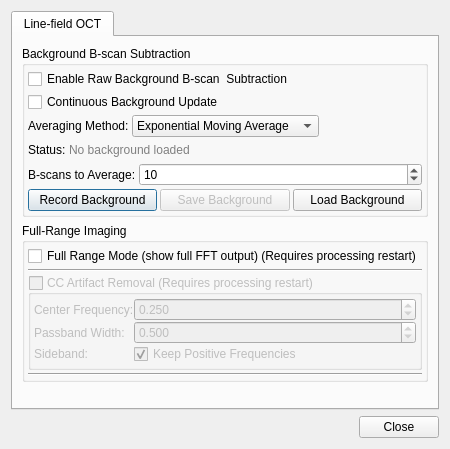
spectralcode/OCTproZ, file octproz_project/octproz/src/advancedsettingsdialog.ui: the form before one commit.
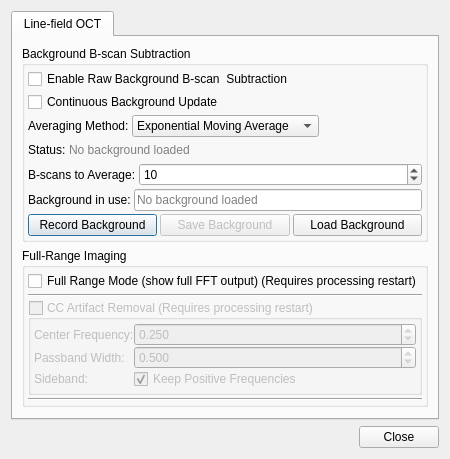
The form after the commit.

Commit message: feat: add file path info for currently used background file

```diff
--- a/octproz_project/octproz/src/advancedsettingsdialog.ui
+++ b/octproz_project/octproz/src/advancedsettingsdialog.ui
@@ -164,6 +164,27 @@
             </item>
            </layout>
           </item>
+          <item>
+           <layout class="QHBoxLayout" name="horizontalLayout_bgFile">
+            <item>
+             <widget class="QLabel" name="label_bgFileInUse">
+              <property name="text">
+               <string>Background in use:</string>
+              </property>
+             </widget>
+            </item>
+            <item>
+             <widget class="QLineEdit" name="lineEdit_bgFilePath">
+              <property name="readOnly">
+               <bool>true</bool>
+              </property>
+              <property name="placeholderText">
+               <string>No background loaded</string>
+              </property>
+             </widget>
+            </item>
+           </layout>
+          </item>
           <item>
            <layout class="QHBoxLayout" name="horizontalLayout_bgButtons">
             <item>
```
The commit also changes 1 other file.
